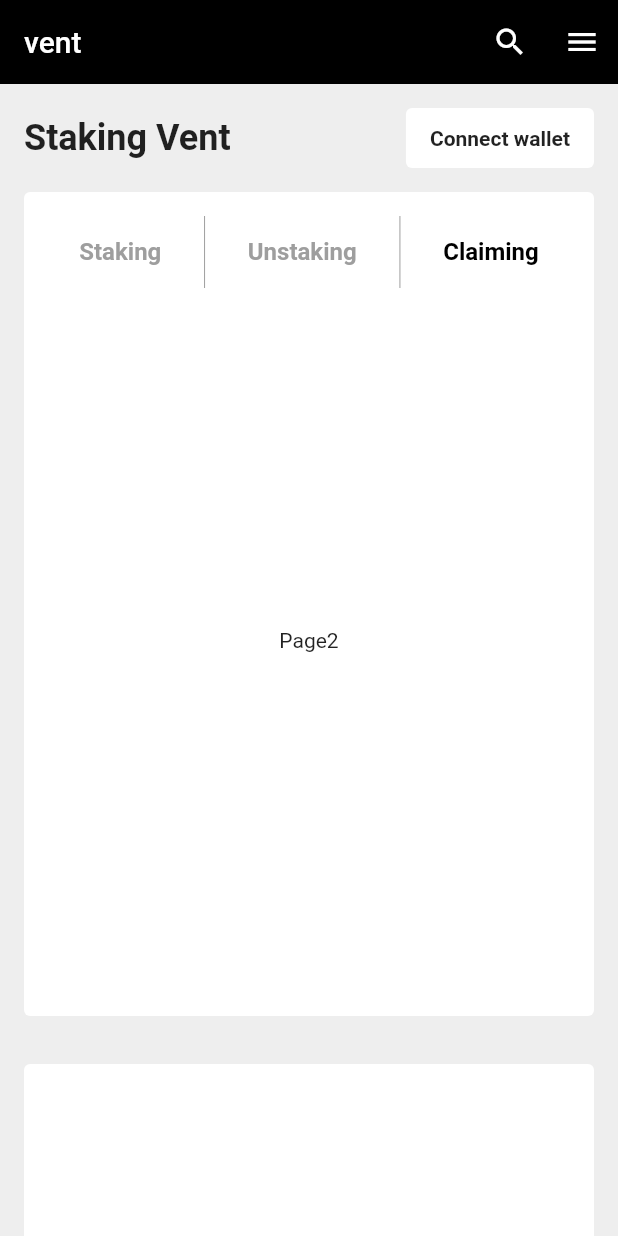
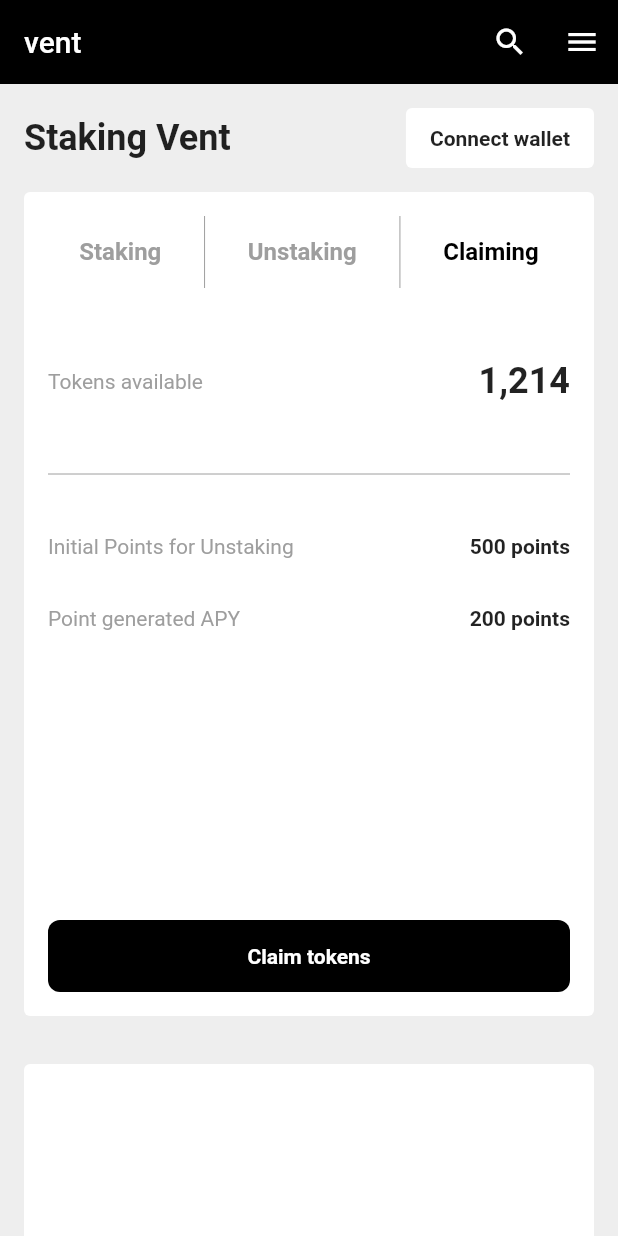
Before and after one commit to JAICHANGPARK/flutter_notebook_19th_story, a Flutter app: the screen it shows after launch, swiped to page 3, on a phone screen of 412 x 824 dp. Run offline on Flutter 3.47's test engine with Material 2 defaults, Android fonts, the phone set to English and light mode, and no system bars; our stand-ins replace cached_network_image, flutter_riverpod, freezed_annotation, smooth_page_indicator, video_player.

Commit message:
Update staking_main_page.dart

```diff
--- a/lib/ep1117_staking_app/src/ui/staking_main_page.dart
+++ b/lib/ep1117_staking_app/src/ui/staking_main_page.dart
@@ -385,9 +385,105 @@ class _StakingMainPageState extends State<StakingMainPage> with SingleTickerProv
                                 )
                               ],
                             ),
-                            const Center(
-                              child: Text("Page2"),
-                            )
+                            Column(
+                              children: [
+                                Expanded(
+                                    child: Column(
+                                      crossAxisAlignment: CrossAxisAlignment.start,
+                                      children: [
+                                        const SizedBox(
+                                          height: 24,
+                                        ),
+                                        Padding(
+                                          padding: const EdgeInsets.symmetric(vertical: 24),
+                                          child: Row(
+                                            mainAxisAlignment: MainAxisAlignment.spaceBetween,
+                                            children: const [
+                                              Text(
+                                                "Tokens available",
+                                                style: TextStyle(
+                                                  color: Colors.grey,
+                                                ),
+                                              ),
+                                              Text(
+                                                "1,214",
+                                                style: TextStyle(
+                                                    fontWeight: FontWeight.bold,
+                                                    fontSize: 24
+                                                ),
+                                              ),
+                                            ],
+                                          ),
+                                        ),
+                                        Divider(
+                                          color: Colors.grey,
+                                          height: 48,
+                                        ),
+
+                                        Padding(
+                                          padding: const EdgeInsets.symmetric(vertical: 16),
+                                          child: Row(
+                                            mainAxisAlignment: MainAxisAlignment.spaceBetween,
+                                            children: const [
+                                              Text(
+                                                "Initial Points for Unstaking",
+                                                style: TextStyle(
+                                                  color: Colors.grey,
+                                                ),
+                                              ),
+                                              Text(
+                                                "500 points",
+                                                style: TextStyle(
+                                                  fontWeight: FontWeight.bold,
+                                                ),
+                                              ),
+                                            ],
+                                          ),
+                                        ),
+                                        Padding(
+                                          padding: const EdgeInsets.symmetric(vertical: 16),
+                                          child: Row(
+                                            mainAxisAlignment: MainAxisAlignment.spaceBetween,
+                                            children: const [
+                                              Text(
+                                                "Point generated APY",
+                                                style: TextStyle(
+                                                  color: Colors.grey,
+                                                ),
+                                              ),
+                                              Text(
+                                                "200 points",
+                                                style: TextStyle(
+                                                  fontWeight: FontWeight.bold,
+                                                ),
+                                              ),
+                                            ],
+                                          ),
+                                        ),
+
+                                      ],
+                                    )),
+                                const SizedBox(
+                                  height: 8,
+                                ),
+                                Container(
+                                  decoration: BoxDecoration(
+                                    color: Colors.black,
+                                    borderRadius: BorderRadius.circular(8),
+                                  ),
+                                  padding: const EdgeInsets.symmetric(vertical: 16),
+                                  child: const Center(
+                                    child: Text(
+                                      "Claim tokens",
+                                      style: TextStyle(
+                                        fontWeight: FontWeight.bold,
+                                        color: Colors.white,
+                                      ),
+                                    ),
+                                  ),
+                                )
+                              ],
+                            ),
                           ],
                         ),
                       ),
```
